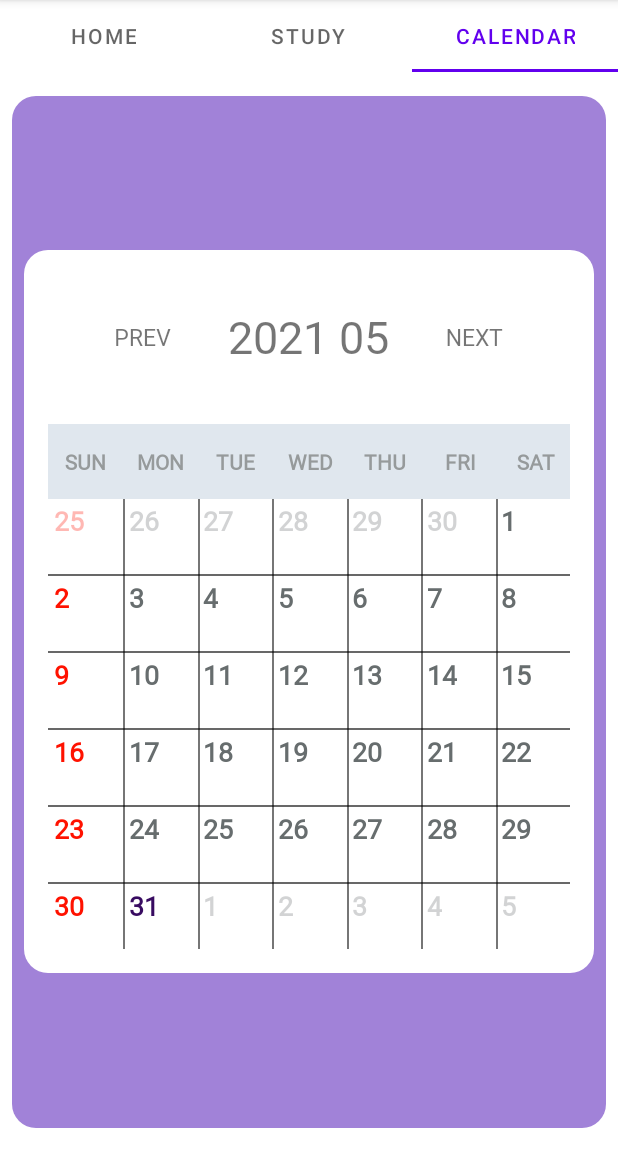
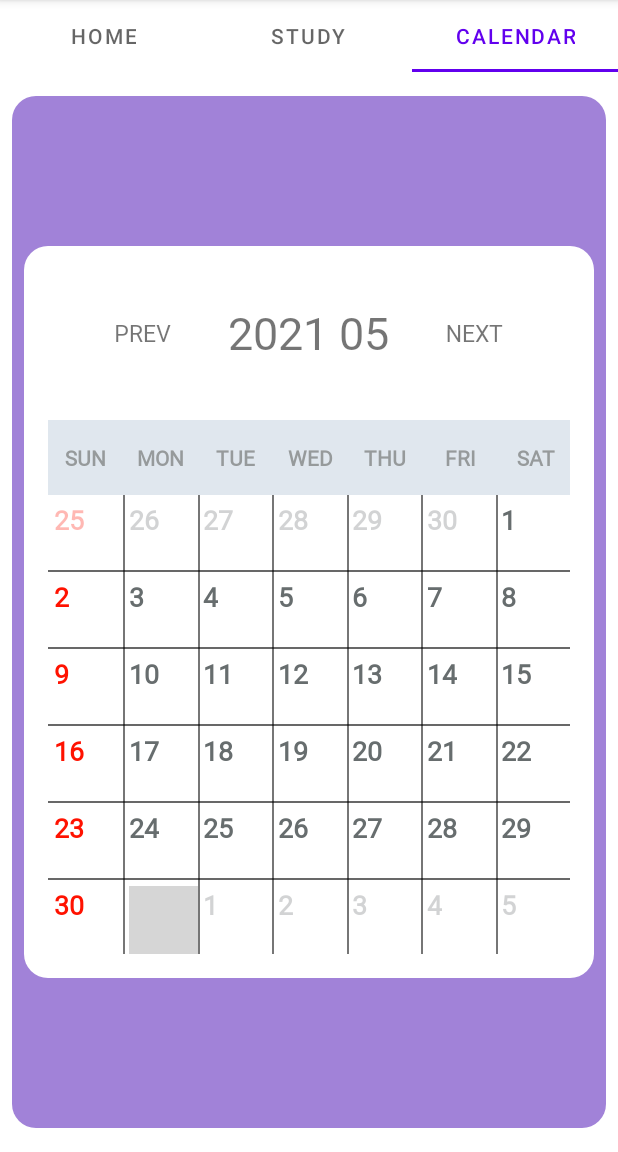
Before and after one commit to LeeGyungJun/StudyingisTiming, an Android app: the screen it shows after launch (MainActivity), tab 3 chosen, on a phone screen of 412 x 824 dp, the part 84-1236 px from its top. Run offline under Robolectric (Android 15) with nearby library versions, the phone set to English and light mode, and no system bars; our stand-ins replace Room's generated code; grey boxes are pictures that could not be loaded.

Commit message:
21/5/31 달력 공부시간에 따른 색 표시

```diff
--- a/app/src/main/java/com/augustin26/studyingistiming/BaseCalendar.kt
+++ b/app/src/main/java/com/augustin26/studyingistiming/BaseCalendar.kt
@@ -3,12 +3,14 @@ package com.augustin26.studyingistiming
 import android.os.Build
 import android.util.Log
 import androidx.annotation.RequiresApi
+import androidx.room.Room
+import androidx.room.RoomDatabase
 import java.text.SimpleDateFormat
 import java.time.LocalDate.now
 import java.time.format.DateTimeFormatter
 import java.util.*
 
-class BaseCalendar {
+class BaseCalendar() {
 
     companion object {
         //달력의 가로 (일~토)
@@ -21,13 +23,13 @@ class BaseCalendar {
 
     val now: Long = System.currentTimeMillis()
     val date = Date(now)
-    val dateFormat_Year = SimpleDateFormat("yyyy", Locale("ko", "KR"))
-    val dateFormat_Month = SimpleDateFormat("M", Locale("ko", "KR"))
-    val dateFormat_Day = SimpleDateFormat("d", Locale("ko", "KR"))
+    val dateFormatYear = SimpleDateFormat("yyyy", Locale("ko", "KR"))
+    val dateFormatMonth = SimpleDateFormat("M", Locale("ko", "KR"))
+    val dateFormatDay = SimpleDateFormat("d", Locale("ko", "KR"))
 
-    val nowYear = dateFormat_Year.format(date).toInt()
-    val nowMonth = dateFormat_Month.format(date).toInt()
-    val nowDay = dateFormat_Day.format(date).toInt()
+    val nowYear = dateFormatYear.format(date).toInt()
+    val nowMonth = dateFormatMonth.format(date).toInt()
+    val nowDay = dateFormatDay.format(date).toInt()
 
     //이전 달의 마지막 날짜
     var prevMonthTailOffset = 0
@@ -43,7 +45,7 @@ class BaseCalendar {
     var data = arrayListOf<Int>()
 
     init {
-        //현재 시간을 calendar.time에 넣는다.
+        //현재 시간을 calendar.time에 넣는다. (setTime 함수)
         calendar.time = Date()
     }
 
@@ -83,6 +85,7 @@ class BaseCalendar {
         //달력을 현재 달의 1일로 설정
         calendar.set(Calendar.DATE, 1)
 
+        //현재 달인지 확인하는 플래그
         thisMonthFlag = nowYear == calendar.get(Calendar.YEAR) && nowMonth == calendar.get(Calendar.MONTH)+1
 
         //현재 달의 마지막 날짜
--- a/app/src/main/java/com/augustin26/studyingistiming/CustomB.kt
+++ b/app/src/main/java/com/augustin26/studyingistiming/CustomB.kt
@@ -6,8 +6,10 @@ import android.content.BroadcastReceiver
 import android.content.Context
 import android.content.Intent
 import android.content.IntentFilter
+import android.util.Log
 import android.view.LayoutInflater
 import android.view.View
+import android.widget.Toast
 import androidx.constraintlayout.widget.ConstraintLayout
 import androidx.core.content.ContextCompat
 import kotlinx.android.synthetic.main.layout_b.view.*
@@ -24,8 +26,6 @@ class CustomB(context: Context?) : ConstraintLayout(context!!) {
         btnPause.setOnClickListener {
             serviceStop()
         }
-
-
     }
 
 
@@ -36,6 +36,7 @@ class CustomB(context: Context?) : ConstraintLayout(context!!) {
             val intent = Intent(context, Foreground::class.java)
             intent.action = Actions.START_FOREGROUND
             ContextCompat.startForegroundService(context, intent)
+            Toast.makeText(context,"공부 시작!!!",Toast.LENGTH_SHORT).show()
         }
     }
 
@@ -44,6 +45,7 @@ class CustomB(context: Context?) : ConstraintLayout(context!!) {
             val intent = Intent(context, Foreground::class.java)
             intent.action = Actions.STOP_FOREGROUND
             ContextCompat.startForegroundService(context, intent)
+            Toast.makeText(context,"쉬는 시간!!!",Toast.LENGTH_SHORT).show()
         }else{
             return
         }
--- a/app/src/main/java/com/augustin26/studyingistiming/MainActivity.kt
+++ b/app/src/main/java/com/augustin26/studyingistiming/MainActivity.kt
@@ -16,6 +16,14 @@ class MainActivity : AppCompatActivity() {
         super.onCreate(savedInstanceState)
         setContentView(R.layout.activity_main)
 
+        val br : BroadcastReceiver = StudyReceiver()
+        val filter = IntentFilter().apply{
+            addAction("android.intent.action.DATE_CHANGED")
+        }
+        registerReceiver(br, filter)
+    }
+
+    override fun onResume() {
         //사용할 뷰 클래스를 모두 생성해서 views 변수에 담는다.
         val views:List<View> = listOf(CustomA(this), CustomB(this), CustomC(this))
 
@@ -25,11 +33,6 @@ class MainActivity : AppCompatActivity() {
         adapter.views = views
         //viewPager에 adapter를 연결한다.
         viewPager.adapter = adapter
-
-        val br : BroadcastReceiver = StudyReceiver()
-        val filter = IntentFilter().apply{
-            addAction("android.intent.action.DATE_CHANGED")
-        }
-        registerReceiver(br, filter)
+        super.onResume()
     }
 }
--- a/app/src/main/java/com/augustin26/studyingistiming/StudyDAO.kt
+++ b/app/src/main/java/com/augustin26/studyingistiming/StudyDAO.kt
@@ -42,11 +42,13 @@ interface StudyDAO {
     @Query("select * from study_data")
     fun getStudy() : List<StudyData>
 
+    @Query("select * from study_data where year = :year and month = :month")
+    fun getStudyDate(year: Int, month: Int) : List<StudyData>
+
     @Insert(onConflict = REPLACE)
     fun insertStudy(data: StudyData)
 
     @Delete
     fun deleteStudy(data: StudyData)
 
-
 }
--- a/app/src/main/java/com/augustin26/studyingistiming/StudyDatabase.kt
+++ b/app/src/main/java/com/augustin26/studyingistiming/StudyDatabase.kt
@@ -5,7 +5,7 @@ import androidx.room.Database
 import androidx.room.Room
 import androidx.room.RoomDatabase
 
-@Database(entities = [Dday::class, DdayContent::class, TodayTime::class, StudyData::class], version = 10, exportSchema = false)
+@Database(entities = [Dday::class, DdayContent::class, TodayTime::class, StudyData::class], version = 11, exportSchema = false)
 abstract class StudyDatabase: RoomDatabase() {
     abstract fun studyDAO() : StudyDAO
 
--- a/app/src/main/java/com/augustin26/studyingistiming/StudyReceiver.kt
+++ b/app/src/main/java/com/augustin26/studyingistiming/StudyReceiver.kt
@@ -17,9 +17,13 @@ class StudyReceiver : BroadcastReceiver() {
 
     private val now: Long = System.currentTimeMillis()
     private val date = Date(now)
-    private val dateFormat = SimpleDateFormat("yyyy/MM/dd", Locale("ko", "KR"))
+    private val dateFormatYear = SimpleDateFormat("yyyy", Locale("ko", "KR"))
+    private val dateFormatMonth = SimpleDateFormat("M", Locale("ko", "KR"))
+    private val dateFormatDay = SimpleDateFormat("d", Locale("ko", "KR"))
 
-    private val nowDate = dateFormat.format(date).toString()
+    private val year = dateFormatYear.format(date).toInt()
+    private val month = dateFormatMonth.format(date).toInt()
+    private val day = dateFormatDay.format(date).toInt()
 
     override fun onReceive(context: Context, intent: Intent) {
 
@@ -34,12 +38,13 @@ class StudyReceiver : BroadcastReceiver() {
 
         if (action.equals(Intent.ACTION_DATE_CHANGED)) {
             val time = helper?.studyDAO()?.getTime()?.get(0)?.time
-            val data = StudyData(null, nowDate, time)
+            val data = StudyData(null, year, month, day, time)
             helper?.studyDAO()?.insertStudy(data)
             helper?.studyDAO()?.insertTime(TodayTime(1,0))
             Toast.makeText(context, "오늘 공부한 시간을 저장합니다.", Toast.LENGTH_SHORT).show()
             Log.e("broad","data : ${helper?.studyDAO()?.getStudy()}")
             Log.e("broad","time : ${helper?.studyDAO()?.getTime()}")
         }
+        helper!!.close()
     }
 }
--- a/app/src/main/res/layout/item_schedule.xml
+++ b/app/src/main/res/layout/item_schedule.xml
@@ -7,12 +7,14 @@
         android:id="@+id/tv_date"
         android:layout_width="wrap_content"
         android:layout_height="wrap_content"
-        android:layout_marginTop="2dp"
         android:layout_marginStart="4dp"
+        android:layout_marginLeft="4dp"
+        android:layout_marginTop="4dp"
+        android:fontFamily="@font/cafe24oneprettynight"
+        android:gravity="center"
+        android:textAlignment="center"
+        android:textColor="#676d6e"
         android:textSize="18dp"
-        android:textColor="#676d6e"
-        android:textStyle="bold"
-        android:layout_marginLeft="2dp"
-        android:fontFamily="@font/cafe24oneprettynight" />
+        android:textStyle="bold" />
 
 </LinearLayout>
--- a/app/src/main/res/layout/layout_c.xml
+++ b/app/src/main/res/layout/layout_c.xml
@@ -144,7 +144,7 @@
         <androidx.recyclerview.widget.RecyclerView
             android:id="@+id/rv_schedule"
             android:layout_width="348dp"
-            android:layout_height="300dp">
+            android:layout_height="306dp">
 
         </androidx.recyclerview.widget.RecyclerView>
     </LinearLayout>
--- a/app/src/main/res/values/colors.xml
+++ b/app/src/main/res/values/colors.xml
@@ -7,4 +7,9 @@
     <color name="teal_700">#FF018786</color>
     <color name="black">#FF000000</color>
     <color name="white">#FFFFFFFF</color>
+    <color name="phase1">#F6CECE</color>
+    <color name="phase2">#F5A9A9</color>
+    <color name="phase3">#F78181</color>
+    <color name="phase4">#FA5858</color>
+    <color name="phase5">#FE2E2E</color>
 </resources>
```
Also changed, not shown: app/src/main/java/com/augustin26/studyingistiming/Foreground.kt (+8 -3 lines), app/src/main/java/com/augustin26/studyingistiming/RecyclerViewAdapter.kt (+47 -2 lines), app/src/main/java/com/augustin26/studyingistiming/StudyEntities.kt (+6 -2 lines), app/src/main/res/drawable/nap.png (added), app/src/main/res/drawable/reading.png (added), app/src/main/res/nap.png (added), app/src/main/res/reading.png (added).
